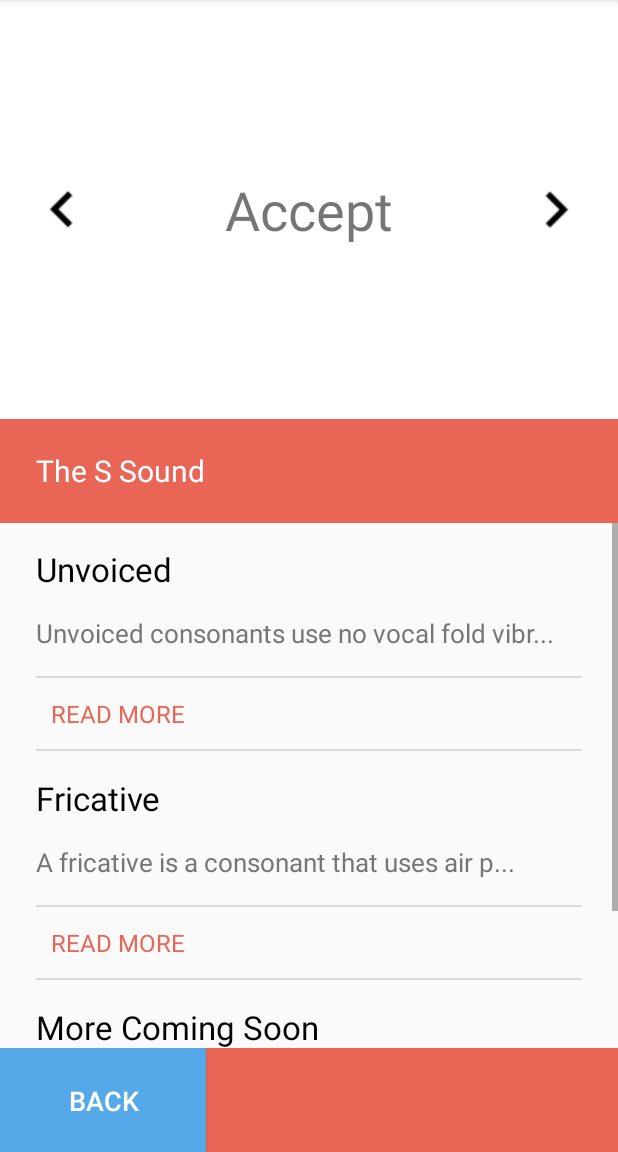
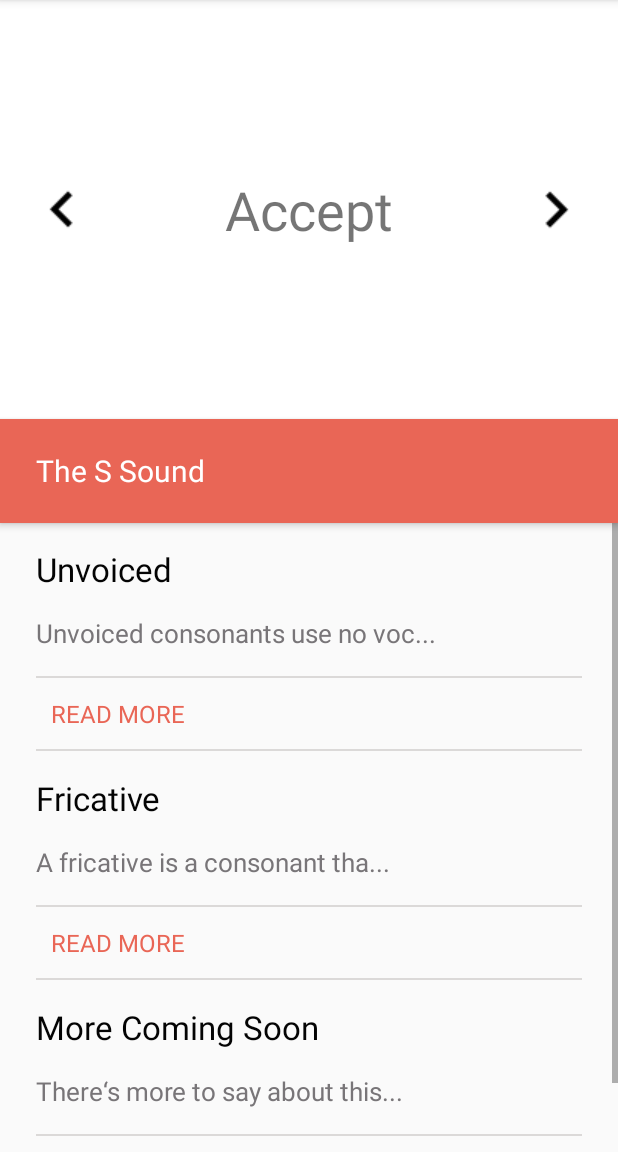
Before and after one commit to mattpocock/voicehacker-accents, an Android app: the screen it shows after launch (ShowWordsPager), after a tap on an icon or button, on a phone screen of 412 x 824 dp, the part 84-1236 px from its top. Run offline under Robolectric (Android 15) with nearby library versions, the light colour scheme and no system bars; 3 other taps on this screen came first.

Commit message:
Alpha 0.18 (INCOMPLETE)
Removed bottom bar from show words pager, bugfixing.

```diff
--- a/app/build.gradle
+++ b/app/build.gradle
@@ -7,8 +7,8 @@ android {
         applicationId "uk.co.voicehacker.app.practicewords"
         minSdkVersion 15
         targetSdkVersion 25
-        versionCode 8
-        versionName "Alpha 0.15"
+        versionCode 10
+        versionName "Alpha 0.18"
         testInstrumentationRunner "android.support.test.runner.AndroidJUnitRunner"
     }
     buildTypes {
--- a/app/src/main/java/uk/co/voicehacker/app/practicewords/ShowWordsPager.java
+++ b/app/src/main/java/uk/co/voicehacker/app/practicewords/ShowWordsPager.java
@@ -1,7 +1,6 @@
 package uk.co.voicehacker.app.practicewords;
 
 import android.content.Intent;
-import android.graphics.Typeface;
 import android.media.MediaPlayer;
 import android.os.Bundle;
 import android.support.v4.app.Fragment;
@@ -360,7 +359,9 @@ public class ShowWordsPager extends AppCompatActivity {
 
             case "tall": sf = R.raw.tall;
                 break;
-            case "more": sf = R.raw.thought;
+            case "more": sf = R.raw.more;
+                break;
+            case "thought": sf = R.raw.thought;
                 break;
             case "caution": sf = R.raw.caution;
                 break;
@@ -763,7 +764,6 @@ public class ShowWordsPager extends AppCompatActivity {
             TextView insertedSub = (TextView) findViewById(i);
             insertedSub.setText(getTitlefromDesc(moreInfoSections[i]));
             insertedSub.setTextAppearance(this, R.style.MoreInfoSub);
-            // insertedSub.setGravity(Gravity.CENTER);
             insertID++;
 
             //TODO: Create Buttons instead of Body
@@ -788,7 +788,7 @@ public class ShowWordsPager extends AppCompatActivity {
             moreinfoll.addView(bodypreview, insertID, prevparams);
             TextView insertedBodyPrev = (TextView) findViewById(i + 3000);
             String str = getResources().getString(moreInfoSections[i]);
-            insertedBodyPrev.setText(str.substring(0,42) + "...");
+            insertedBodyPrev.setText(str.substring(0,30) + "...");
             insertedBodyPrev.setTextAppearance(this, R.style.MoreInfoBody);
             insertedBodyPrev.setTextColor(getResources().getColor(R.color.darkGrey));
             insertID++;
--- a/app/src/main/res/layout/show_words_pager.xml
+++ b/app/src/main/res/layout/show_words_pager.xml
@@ -2,6 +2,7 @@
 <LinearLayout xmlns:android="http://schemas.android.com/apk/res/android"
     android:layout_width="match_parent"
     android:layout_height="match_parent"
+    xmlns:app="http://schemas.android.com/apk/res-auto"
     android:orientation="vertical"
     android:layout_marginBottom="-1sp">
 
@@ -40,7 +41,8 @@
         android:layout_height="0sp"
         android:layout_weight="0.1"
         android:background="@color/colorPrimary"
-        android:orientation="horizontal">
+        android:orientation="horizontal"
+        android:elevation="3dp">
 
         <TextView
             android:id="@+id/moreinfotitle"
@@ -58,7 +60,7 @@
         xmlns:tools="http://schemas.android.com/tools"
         android:layout_width="match_parent"
         android:layout_height="0sp"
-        android:layout_weight="0.5"
+        android:layout_weight="0.6"
         android:fillViewport="true">
     <LinearLayout
         android:id="@+id/moreinfo"
@@ -76,7 +78,8 @@
         android:layout_width="match_parent"
         android:layout_height="0sp"
         android:orientation="horizontal"
-        android:layout_weight="0.1">
+        android:layout_weight="0.1"
+        android:visibility="gone">
 
         <Button
             android:id="@+id/backbtn"
```
Also changed, not shown: 1 other file.
